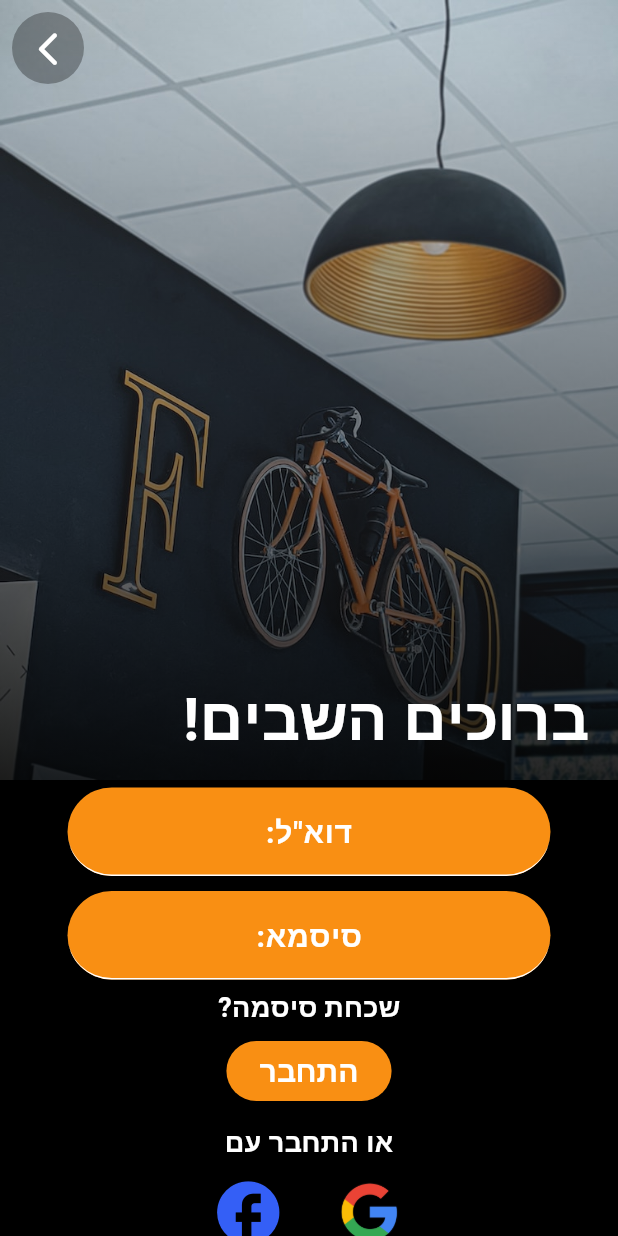
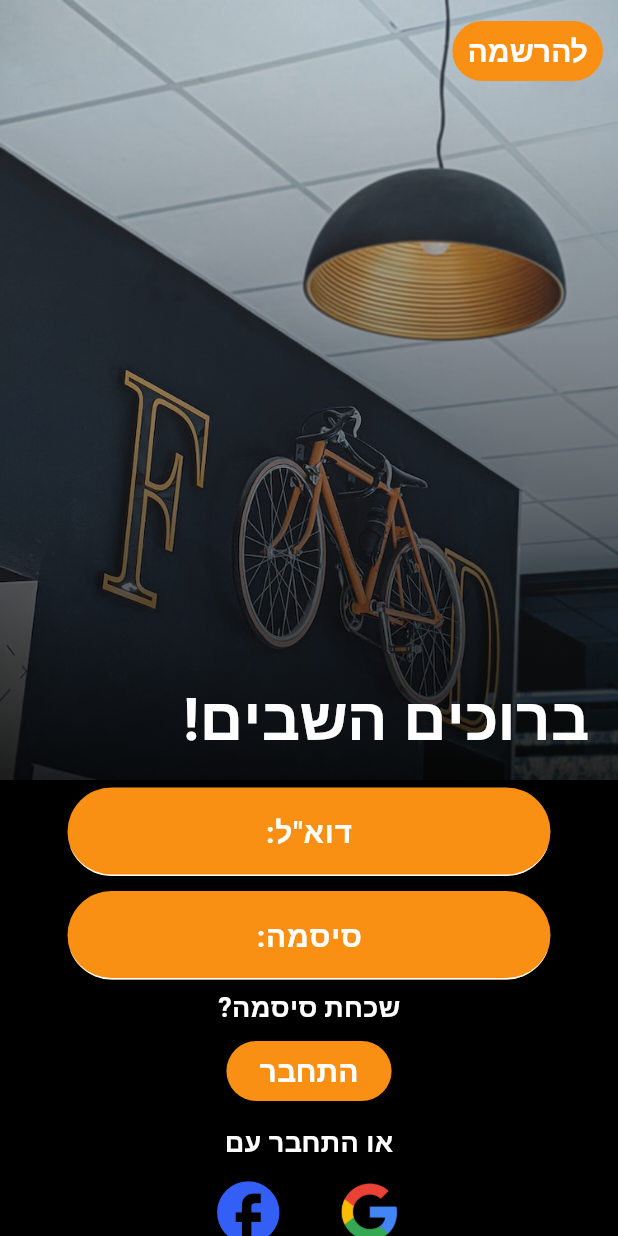
Before and after one commit to TzionZarbailov/easy_delevery, a Flutter app: the screen it shows after launch, on a phone screen of 412 x 824 dp. Run offline on Flutter 3.47's test engine with Material 2 defaults, Android fonts, the phone set to English and light mode, and no system bars; Roboto replaces fonts that are missing (Hind Vadodara).

Commit message:
Update login_screen.dart

```diff
--- a/lib/screens/login_screen.dart
+++ b/lib/screens/login_screen.dart
@@ -1,3 +1,5 @@
+import 'package:easy_delevery/colors/my_colors.dart';
+import 'package:easy_delevery/screens/registration_screen.dart';
 import 'package:easy_delevery/screens/reset_password.dart';
 import 'package:flutter/material.dart';
 
@@ -17,6 +19,24 @@ class _LoginScreenState extends State<LoginScreen> {
   final TextEditingController _emailController = TextEditingController();
   final TextEditingController _passwordController = TextEditingController();
 
+  //* password visibility
+  bool _obscureText = true;
+
+  @override
+  void initState() {
+    super.initState();
+    _passwordController.addListener(() {
+      setState(() {});
+    });
+  }
+
+  @override
+  void dispose() {
+    _passwordController.dispose();
+    _emailController.dispose();
+    super.dispose();
+  }
+
   //* login functions
   void _login() {}
 
@@ -27,7 +47,7 @@ class _LoginScreenState extends State<LoginScreen> {
   @override
   Widget build(BuildContext context) {
     return Scaffold(
-      backgroundColor: Colors.black,
+      backgroundColor: myColors.backgroundColor,
       body: SingleChildScrollView(
         child: Center(
           child: Column(
@@ -69,7 +89,7 @@ class _LoginScreenState extends State<LoginScreen> {
                           '!ברוכים השבים',
                           textAlign: TextAlign.right,
                           style: TextStyle(
-                            color: Colors.white,
+                            color: myColors.textColor,
                             fontSize: 40,
                             fontFamily: 'Hind Vadodara',
                             fontWeight: FontWeight.w600,
@@ -81,19 +101,23 @@ class _LoginScreenState extends State<LoginScreen> {
                   ),
                   SafeArea(
                     child: Padding(
-                      padding: const EdgeInsets.all(8.0),
-                      child: Container(
-                        decoration: BoxDecoration(
-                          shape: BoxShape.circle,
-                          color: Colors.black.withOpacity(0.3),
-                        ),
-                        child: IconButton(
-                          icon: const Icon(Icons.arrow_back_ios_new_rounded,
-                              color: Colors.white, size: 26.5),
-                          onPressed: () {
-                            Navigator.pop(context);
-                          },
-                        ),
+                      padding: const EdgeInsets.all(10),
+                      child: Row(
+                        mainAxisAlignment: MainAxisAlignment.end,
+                        children: [
+                          MyButton(
+                            text: 'להרשמה',
+                            horizontal: 10,
+                            vertical: double.minPositive,
+                            onTap: () => Navigator.of(context).push(
+                              MaterialPageRoute(
+                                builder: (context) =>
+                                    //* Sign in Screen
+                                    const RegistrationScreen(),
+                              ),
+                            ),
+                          ),
+                        ],
                       ),
                     ),
                   ),
@@ -112,9 +136,20 @@ class _LoginScreenState extends State<LoginScreen> {
               const SizedBox(height: 10),
               //* text field for password
               MyTextField(
-                labelText: ':סיסמא',
-                obscureText: true,
+                labelText: ':סיסמה',
+                obscureText: _obscureText,
                 controller: _passwordController,
+                prefixIcon: _passwordController.text.isNotEmpty
+                    ? IconButton(
+                        icon: Icon(_obscureText
+                            ? Icons.visibility
+                            : Icons.visibility_off),
+                        onPressed: () {
+                          setState(() {
+                            _obscureText = !_obscureText;
+                          });
+                        })
+                    : null,
               ),
               const SizedBox(height: 5),
               //*password recovery
```
